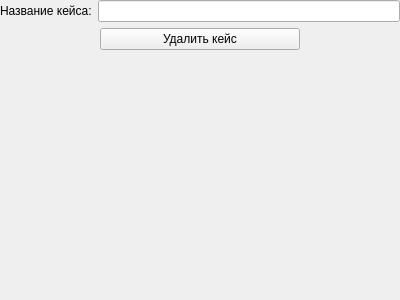
Old version of the form editor/casepage.ui in the repository TheMrButcher/offline-mentor.
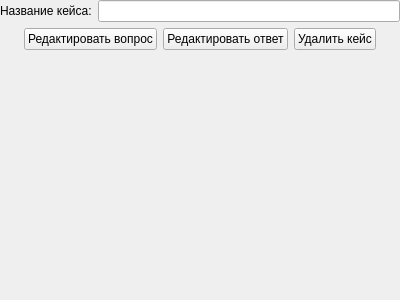
New version of the form. Icons and pictures are not drawn.

Patch:
```diff
--- a/editor/casepage.ui
+++ b/editor/casepage.ui
@@ -59,12 +59,32 @@
       </spacer>
      </item>
      <item>
-      <layout class="QVBoxLayout" name="verticalLayout_2">
+      <widget class="QPushButton" name="editQuestionButton">
+       <property name="text">
+        <string>Редактировать вопрос</string>
+       </property>
+       <property name="icon">
+        <iconset resource="resources.qrc">
+         <normaloff>:/icons/edit.png</normaloff>:/icons/edit.png</iconset>
+       </property>
+      </widget>
+     </item>
+     <item>
+      <widget class="QPushButton" name="editAnswerButton">
+       <property name="text">
+        <string>Редактировать ответ</string>
+       </property>
+       <property name="icon">
+        <iconset resource="resources.qrc">
+         <normaloff>:/icons/edit.png</normaloff>:/icons/edit.png</iconset>
+       </property>
+      </widget>
+     </item>
        <item>
         <widget class="QPushButton" name="removeButton">
          <property name="minimumSize">
           <size>
-           <width>200</width>
+         <width>0</width>
            <height>0</height>
           </size>
          </property>
@@ -76,8 +96,6 @@
            <normaloff>:/icons/delete.png</normaloff>:/icons/delete.png</iconset>
          </property>
         </widget>
-       </item>
-      </layout>
      </item>
      <item>
       <spacer name="horizontalSpacer_2">
```
Lines whose indentation alone changed are shown as unchanged.
